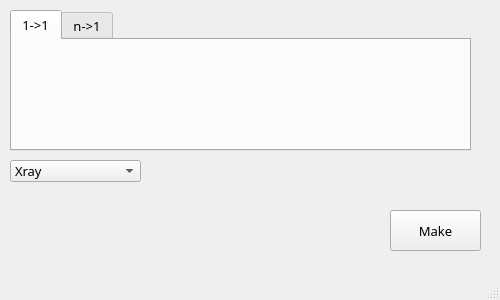
This is cif2pcr.ui in xpclove/autofp as Qt 5 draws it before an edit. The edited form follows.
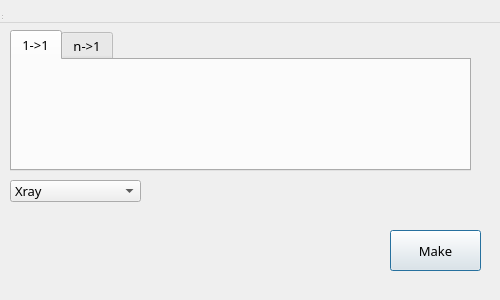
This is the edited form.

Diff of the .ui file:
```diff
--- a/cif2pcr.ui
+++ b/cif2pcr.ui
@@ -1,7 +1,7 @@
 <?xml version="1.0" encoding="UTF-8"?>
 <ui version="4.0">
  <class>makepcr</class>
- <widget class="QMainWindow" name="makepcr">
+ <widget class="QDialog" name="makepcr">
   <property name="geometry">
    <rect>
     <x>0</x>
@@ -10,10 +10,23 @@
     <height>300</height>
    </rect>
   </property>
+  <property name="font">
+   <font>
+    <family>Noto Sans SC</family>
+   </font>
+  </property>
   <property name="windowTitle">
    <string>MainWindow</string>
   </property>
-  <widget class="QWidget" name="centralwidget">
+  <widget class="QWidget" name="centralwidget" native="true">
+   <property name="geometry">
+    <rect>
+     <x>0</x>
+     <y>20</y>
+     <width>491</width>
+     <height>261</height>
+    </rect>
+   </property>
    <widget class="QTabWidget" name="tabWidget">
     <property name="geometry">
      <rect>
@@ -99,7 +112,16 @@
     </rect>
    </property>
   </widget>
-  <widget class="QStatusBar" name="statusbar"/>
+  <widget class="QStatusBar" name="statusbar">
+   <property name="geometry">
+    <rect>
+     <x>0</x>
+     <y>0</y>
+     <width>3</width>
+     <height>21</height>
+    </rect>
+   </property>
+  </widget>
  </widget>
  <resources/>
  <connections/>
```
